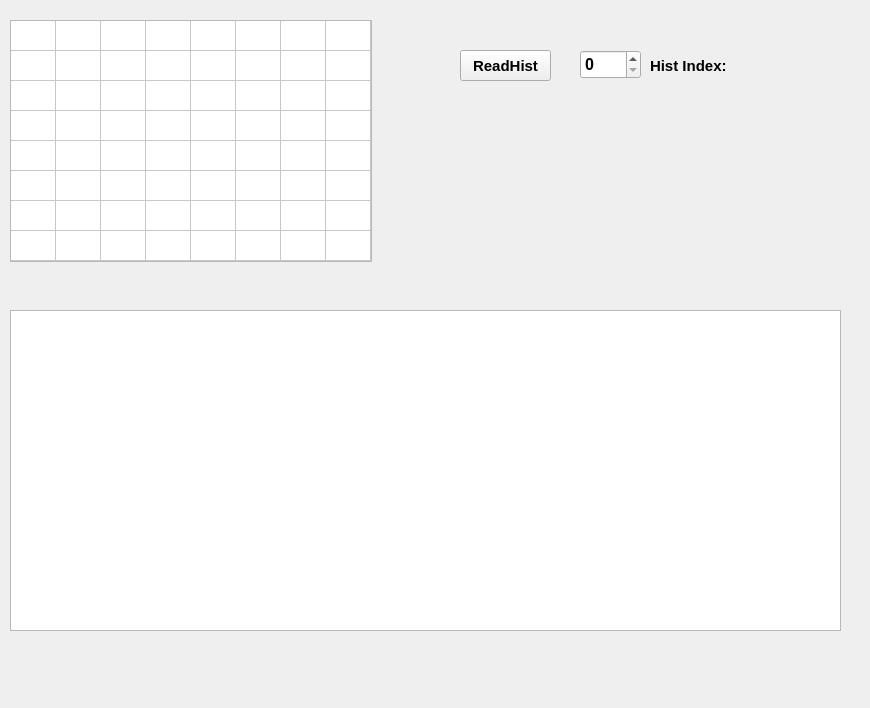
The window that twoFirst01/DimmingDebugger_Readback_SX7B/Hist_Bin0_res.ui (hooloong/gitpython) describes before a commit, drawn with Qt 5.
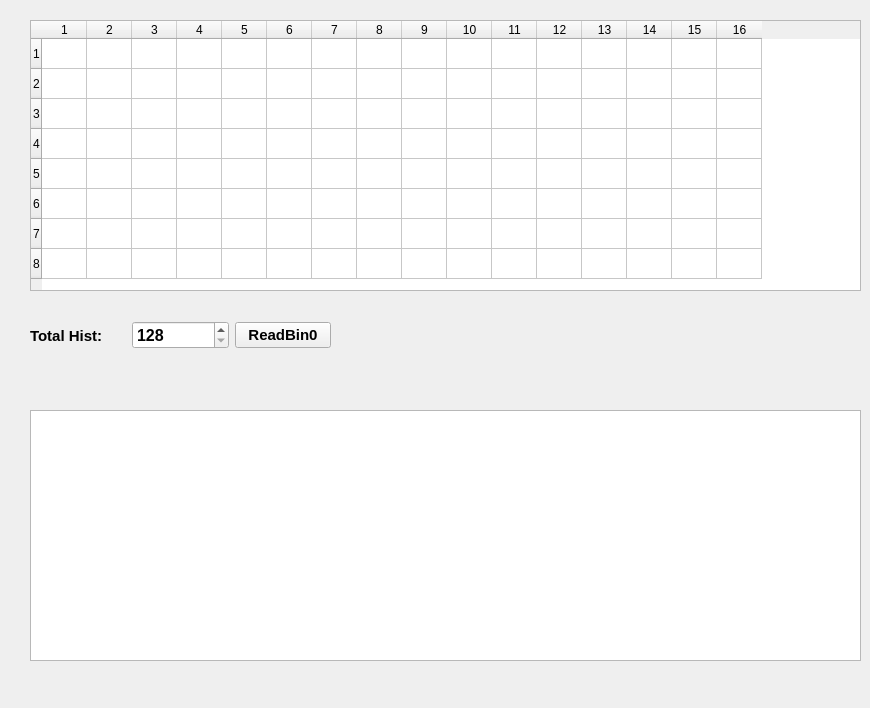
The same window after the commit.

Diff of the .ui file:
```diff
--- a/twoFirst01/DimmingDebugger_Readback_SX7B/Hist_Bin0_res.ui
+++ b/twoFirst01/DimmingDebugger_Readback_SX7B/Hist_Bin0_res.ui
@@ -16,20 +16,20 @@
   <widget class="QTableWidget" name="tableWidget_Hist">
    <property name="geometry">
     <rect>
-     <x>10</x>
+     <x>30</x>
      <y>20</y>
-     <width>362</width>
-     <height>242</height>
+     <width>831</width>
+     <height>271</height>
     </rect>
    </property>
    <property name="rowCount">
     <number>8</number>
    </property>
    <property name="columnCount">
-    <number>8</number>
+    <number>16</number>
    </property>
    <attribute name="horizontalHeaderVisible">
-    <bool>false</bool>
+    <bool>true</bool>
    </attribute>
    <attribute name="horizontalHeaderDefaultSectionSize">
     <number>45</number>
@@ -41,8 +41,20 @@
     <number>21</number>
    </attribute>
    <attribute name="verticalHeaderVisible">
+    <bool>true</bool>
+   </attribute>
+   <attribute name="verticalHeaderCascadingSectionResizes">
     <bool>false</bool>
    </attribute>
+   <attribute name="verticalHeaderDefaultSectionSize">
+    <number>30</number>
+   </attribute>
+   <attribute name="verticalHeaderMinimumSectionSize">
+    <number>21</number>
+   </attribute>
+   <attribute name="verticalHeaderShowSortIndicator" stdset="0">
+    <bool>false</bool>
+   </attribute>
    <row/>
    <row/>
    <row/>
@@ -59,26 +71,37 @@
    <column/>
    <column/>
    <column/>
+   <column/>
+   <column/>
+   <column/>
+   <column/>
+   <column/>
+   <column/>
+   <column/>
+   <column/>
   </widget>
   <widget class="QGraphicsView" name="graphicsView_Hist">
    <property name="geometry">
     <rect>
-     <x>10</x>
+     <x>30</x>
+     <y>410</y>
+     <width>831</width>
+     <height>251</height>
+    </rect>
+   </property>
+  </widget>
+  <widget class="QWidget" name="horizontalLayoutWidget">
+   <property name="geometry">
+    <rect>
+     <x>30</x>
      <y>310</y>
-     <width>831</width>
-     <height>321</height>
+     <width>301</width>
+     <height>51</height>
     </rect>
    </property>
-  </widget>
-  <widget class="QPushButton" name="pushButton_readHist">
-   <property name="geometry">
-    <rect>
-     <x>460</x>
-     <y>50</y>
-     <width>91</width>
-     <height>31</height>
-    </rect>
-   </property>
+   <layout class="QHBoxLayout" name="horizontalLayout">
+    <item>
+     <widget class="QLabel" name="label">
    <property name="font">
     <font>
      <pointsize>11</pointsize>
@@ -87,18 +110,12 @@
     </font>
    </property>
    <property name="text">
-    <string>ReadHist</string>
-   </property>
-  </widget>
+       <string>Total Hist:</string>
+      </property>
+     </widget>
+    </item>
+    <item>
   <widget class="QSpinBox" name="spinBox_HistDataSelect">
-   <property name="geometry">
-    <rect>
-     <x>580</x>
-     <y>50</y>
-     <width>61</width>
-     <height>29</height>
-    </rect>
-   </property>
    <property name="font">
     <font>
      <pointsize>12</pointsize>
@@ -106,16 +123,19 @@
      <bold>true</bold>
     </font>
    </property>
-  </widget>
-  <widget class="QLabel" name="label">
-   <property name="geometry">
-    <rect>
-     <x>650</x>
-     <y>50</y>
-     <width>91</width>
-     <height>31</height>
-    </rect>
-   </property>
+      <property name="minimum">
+       <number>128</number>
+      </property>
+      <property name="maximum">
+       <number>512</number>
+      </property>
+      <property name="singleStep">
+       <number>16</number>
+      </property>
+     </widget>
+    </item>
+    <item>
+     <widget class="QPushButton" name="pushButton_readHist">
    <property name="font">
     <font>
      <pointsize>11</pointsize>
@@ -124,8 +144,11 @@
     </font>
    </property>
    <property name="text">
-    <string>Hist Index:</string>
-   </property>
+       <string>ReadBin0</string>
+      </property>
+     </widget>
+    </item>
+   </layout>
   </widget>
  </widget>
  <resources/>
```
Lines whose indentation alone changed are shown as unchanged.
